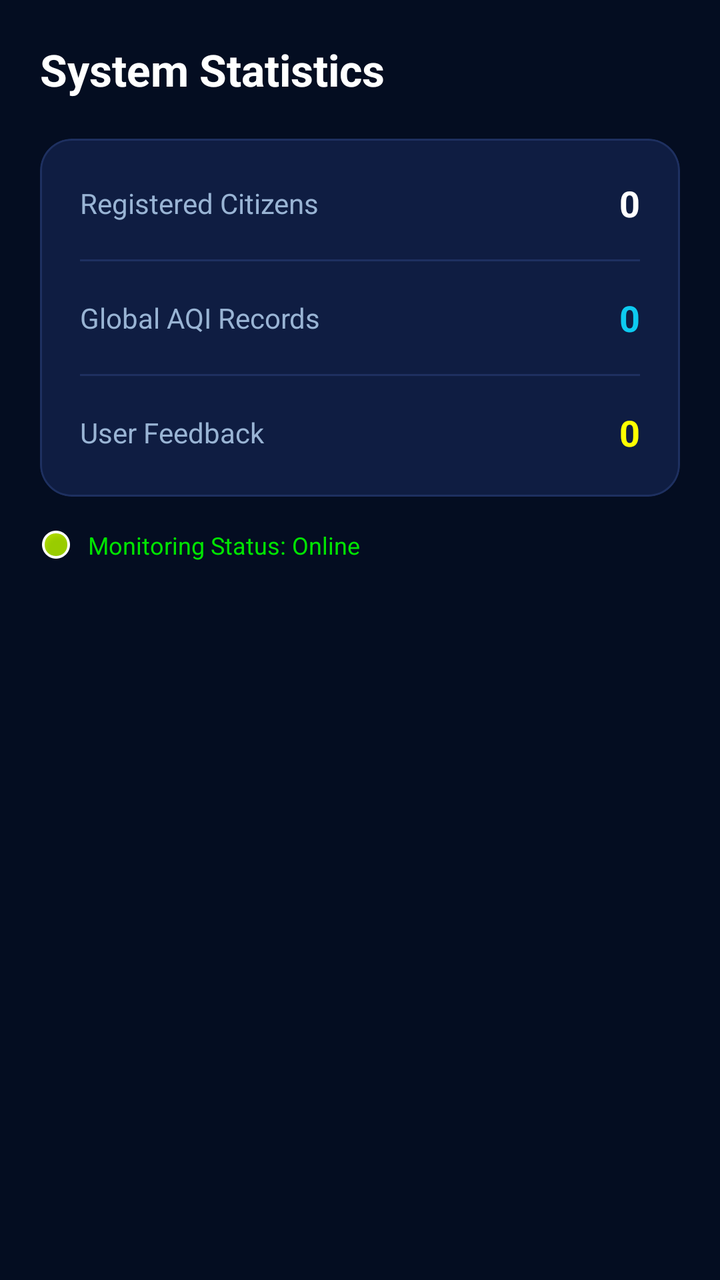
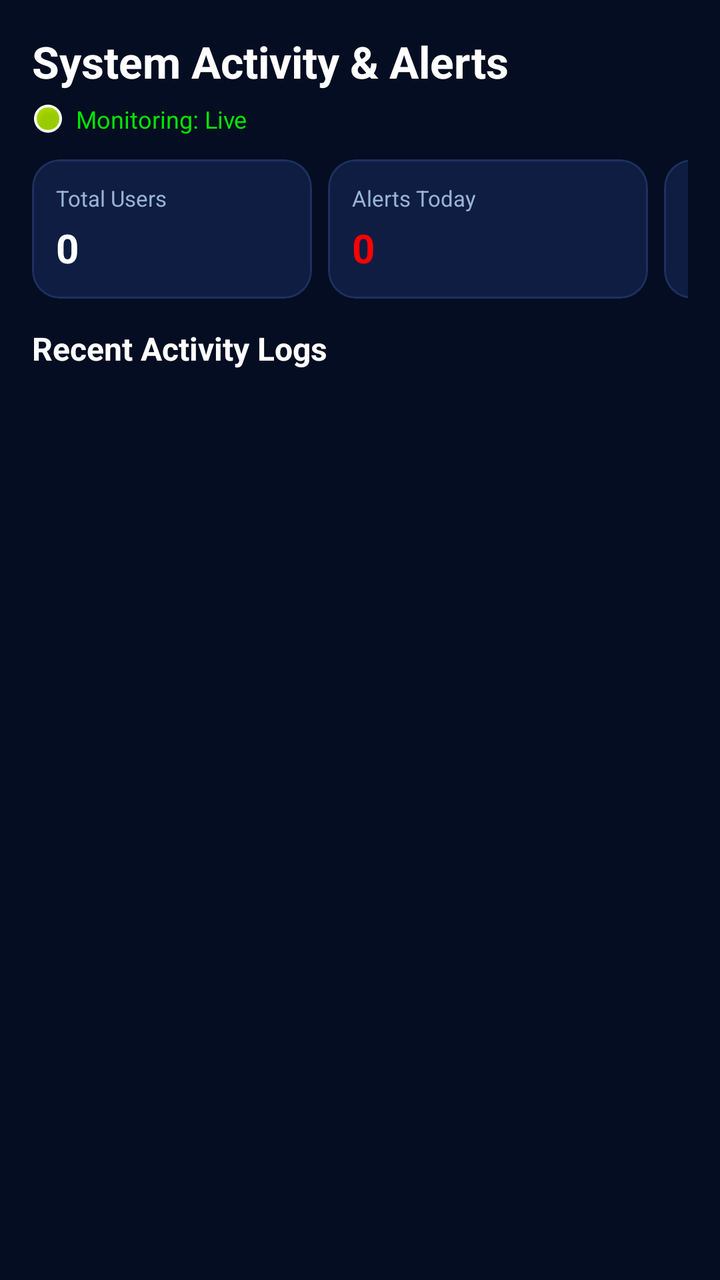

The first picture is an Android layout as it rendered before a commit; the second is the same layout after the commit. The layout source and the unified diff follow.
<!-- AndroidManifest.xml: application theme Theme.AirQuiltyMeter -->
<!-- res/layout/fragment_admin_activity.xml -->
<?xml version="1.0" encoding="utf-8"?>
<LinearLayout
    xmlns:android="http://schemas.android.com/apk/res/android"
    xmlns:app="http://schemas.android.com/apk/res-auto"
    android:layout_width="match_parent"
    android:layout_height="match_parent"
    android:orientation="vertical"
    android:background="@color/color_background"
    android:padding="20dp">

    <TextView
        android:layout_width="wrap_content"
        android:layout_height="wrap_content"
        android:text="System Statistics"
        android:textColor="@color/white"
        android:textSize="22sp"
        android:textStyle="bold"
        android:layout_marginBottom="20dp" />

    <com.google.android.material.card.MaterialCardView
        android:layout_width="match_parent"
        android:layout_height="wrap_content"
        android:layout_marginBottom="16dp"
        app:cardBackgroundColor="@color/color_card"
        app:cardCornerRadius="16dp"
        app:strokeColor="@color/color_card_stroke"
        app:strokeWidth="1dp">
        <LinearLayout android:layout_width="match_parent" android:layout_height="wrap_content"
            android:padding="20dp" android:orientation="vertical">
            
            <LinearLayout android:layout_width="match_parent" android:layout_height="wrap_content"
                android:orientation="horizontal" android:gravity="center_vertical">
                <TextView android:layout_width="0dp" android:layout_height="wrap_content" android:layout_weight="1"
                    android:text="Registered Citizens" android:textColor="@color/color_text_secondary" />
                <TextView android:id="@+id/tv_stat_users" android:layout_width="wrap_content"
                    android:layout_height="wrap_content" android:text="0"
                    android:textColor="@color/white" android:textSize="18sp" android:textStyle="bold" />
            </LinearLayout>

            <View android:layout_width="match_parent" android:layout_height="1dp" 
                android:background="@color/color_card_stroke"
                android:layout_marginTop="16dp" android:layout_marginBottom="16dp" />

            <LinearLayout android:layout_width="match_parent" android:layout_height="wrap_content"
                android:orientation="horizontal" android:gravity="center_vertical">
                <TextView android:layout_width="0dp" android:layout_height="wrap_content" android:layout_weight="1"
                    android:text="Global AQI Records" android:textColor="@color/color_text_secondary" />
                <TextView android:id="@+id/tv_stat_records" android:layout_width="wrap_content"
                    android:layout_height="wrap_content" android:text="0"
                    android:textColor="@color/color_secondary" android:textSize="18sp" android:textStyle="bold" />
            </LinearLayout>

            <View android:layout_width="match_parent" android:layout_height="1dp" 
                android:background="@color/color_card_stroke" android:layout_marginTop="16dp" android:layout_marginBottom="16dp" />

            <LinearLayout android:layout_width="match_parent" android:layout_height="wrap_content"
                android:orientation="horizontal" android:gravity="center_vertical">
                <TextView android:layout_width="0dp" android:layout_height="wrap_content" android:layout_weight="1"
                    android:text="User Feedback" android:textColor="@color/color_text_secondary" />
                <TextView android:id="@+id/tv_stat_feedback" android:layout_width="wrap_content"
                    android:layout_height="wrap_content" android:text="0"
                    android:textColor="@color/aqi_moderate" android:textSize="18sp" android:textStyle="bold" />
            </LinearLayout>

        </LinearLayout>
    </com.google.android.material.card.MaterialCardView>

    <TextView
        android:layout_width="wrap_content"
        android:layout_height="wrap_content"
        android:text="Monitoring Status: Online"
        android:textColor="@color/aqi_good"
        android:textSize="12sp"
        android:drawablePadding="8dp"
        app:drawableStartCompat="@android:drawable/presence_online" />

</LinearLayout>
<!-- resources referenced by this layout -->
<resources>
  <color name="aqi_good">#00E400</color>
  <color name="aqi_moderate">#FFFF00</color>
  <color name="color_background">#040D21</color>
  <color name="color_card">#0F1D42</color>
  <color name="color_card_stroke">#1E3060</color>
  <color name="color_secondary">#0DCAF0</color>
  <color name="color_text_secondary">#99B4D4</color>
  <color name="white">#FFFFFF</color>
  <style name="Theme.AirQuiltyMeter" parent="Base.Theme.AirQuiltyMeter" />
  <style name="Base.Theme.AirQuiltyMeter" parent="Theme.Material3.DayNight.NoActionBar">
          <item name="colorPrimary">@color/color_primary</item>
          <item name="colorPrimaryVariant">@color/color_primary_variant</item>
          <item name="colorOnPrimary">@color/color_on_primary</item>
          <item name="colorSecondary">@color/color_secondary</item>
          <item name="colorSecondaryVariant">@color/color_secondary_variant</item>
          <item name="colorOnSecondary">@color/color_on_secondary</item>
          <item name="android:colorBackground">@color/color_background</item>
          <item name="colorSurface">@color/color_surface</item>
          <item name="colorOnSurface">@color/color_on_surface</item>
          <item name="colorError">@color/color_error</item>
          <item name="colorOnError">@color/color_on_error</item>
          <item name="android:statusBarColor">@color/color_status_bar</item>
          <item name="android:navigationBarColor">@color/color_background</item>
          <item name="android:windowLightStatusBar" tools:targetApi="m">false</item>
          <item name="android:fontFamily">sans-serif</item>
      </style>
  <color name="color_primary">#6C63FF</color>
  <color name="color_primary_variant">#5A54D4</color>
  <color name="color_on_primary">#FFFFFF</color>
  <color name="color_secondary_variant">#00A8CC</color>
  <color name="color_on_secondary">#000000</color>
  <color name="color_surface">#0B1638</color>
  <color name="color_on_surface">#FFFFFF</color>
  <color name="color_error">#FF5252</color>
  <color name="color_on_error">#FFFFFF</color>
  <color name="color_status_bar">#040D21</color>
</resources>

<!-- the commit's change to res/layout/fragment_admin_activity.xml (unified diff, before → after) -->
@@ -4,74 +4,200 @@
     xmlns:app="http://schemas.android.com/apk/res-auto"
     android:layout_width="match_parent"
     android:layout_height="match_parent"
+    android:background="@color/color_background"
     android:orientation="vertical"
-    android:background="@color/color_background"
-    android:padding="20dp">
+    android:padding="16dp">
 
     <TextView
         android:layout_width="wrap_content"
         android:layout_height="wrap_content"
-        android:text="System Statistics"
+        android:text="System Activity &amp; Alerts"
         android:textColor="@color/white"
         android:textSize="22sp"
-        android:textStyle="bold"
-        android:layout_marginBottom="20dp" />
-
-    <com.google.android.material.card.MaterialCardView
+        android:textStyle="bold" />
+
+    <TextView
+        android:id="@+id/tv_monitor_status"
+        android:layout_width="wrap_content"
+        android:layout_height="wrap_content"
+        android:layout_marginTop="6dp"
+        android:text="Monitoring: Live"
+        android:textColor="@color/aqi_good"
+        android:textSize="12sp"
+        app:drawableStartCompat="@android:drawable/presence_online"
+        android:drawablePadding="6dp" />
+
+    <HorizontalScrollView
         android:layout_width="match_parent"
         android:layout_height="wrap_content"
-        android:layout_marginBottom="16dp"
-        app:cardBackgroundColor="@color/color_card"
-        app:cardCornerRadius="16dp"
-        app:strokeColor="@color/color_card_stroke"
-        app:strokeWidth="1dp">
-        <LinearLayout android:layout_width="match_parent" android:layout_height="wrap_content"
-            android:padding="20dp" android:orientation="vertical">
-            
-            <LinearLayout android:layout_width="match_parent" android:layout_height="wrap_content"
-                android:orientation="horizontal" android:gravity="center_vertical">
-                <TextView android:layout_width="0dp" android:layout_height="wrap_content" android:layout_weight="1"
-                    android:text="Registered Citizens" android:textColor="@color/color_text_secondary" />
-                <TextView android:id="@+id/tv_stat_users" android:layout_width="wrap_content"
-                    android:layout_height="wrap_content" android:text="0"
-                    android:textColor="@color/white" android:textSize="18sp" android:textStyle="bold" />
-            </LinearLayout>
-
-            <View android:layout_width="match_parent" android:layout_height="1dp" 
-                android:background="@color/color_card_stroke"
-                android:layout_marginTop="16dp" android:layout_marginBottom="16dp" />
-
-            <LinearLayout android:layout_width="match_parent" android:layout_height="wrap_content"
-                android:orientation="horizontal" android:gravity="center_vertical">
-                <TextView android:layout_width="0dp" android:layout_height="wrap_content" android:layout_weight="1"
-                    android:text="Global AQI Records" android:textColor="@color/color_text_secondary" />
-                <TextView android:id="@+id/tv_stat_records" android:layout_width="wrap_content"
-                    android:layout_height="wrap_content" android:text="0"
-                    android:textColor="@color/color_secondary" android:textSize="18sp" android:textStyle="bold" />
-            </LinearLayout>
-
-            <View android:layout_width="match_parent" android:layout_height="1dp" 
-                android:background="@color/color_card_stroke" android:layout_marginTop="16dp" android:layout_marginBottom="16dp" />
-
-            <LinearLayout android:layout_width="match_parent" android:layout_height="wrap_content"
-                android:orientation="horizontal" android:gravity="center_vertical">
-                <TextView android:layout_width="0dp" android:layout_height="wrap_content" android:layout_weight="1"
-                    android:text="User Feedback" android:textColor="@color/color_text_secondary" />
-                <TextView android:id="@+id/tv_stat_feedback" android:layout_width="wrap_content"
-                    android:layout_height="wrap_content" android:text="0"
-                    android:textColor="@color/aqi_moderate" android:textSize="18sp" android:textStyle="bold" />
-            </LinearLayout>
+        android:layout_marginTop="12dp"
+        android:scrollbars="none">
+
+        <LinearLayout
+            android:layout_width="wrap_content"
+            android:layout_height="wrap_content"
+            android:orientation="horizontal">
+
+            <com.google.android.material.card.MaterialCardView
+                android:layout_width="140dp"
+                android:layout_height="wrap_content"
+                android:layout_marginEnd="8dp"
+                app:cardBackgroundColor="@color/color_card"
+                app:cardCornerRadius="14dp"
+                app:strokeColor="@color/color_card_stroke"
+                app:strokeWidth="1dp">
+                <LinearLayout
+                    android:layout_width="match_parent"
+                    android:layout_height="wrap_content"
+                    android:orientation="vertical"
+                    android:padding="12dp">
+                    <TextView
+                        android:layout_width="wrap_content"
+                        android:layout_height="wrap_content"
+                        android:text="Total Users"
+                        android:textColor="@color/color_text_secondary"
+                        android:textSize="11sp" />
+                    <TextView
+                        android:id="@+id/tv_stat_users"
+                        android:layout_width="wrap_content"
+                        android:layout_height="wrap_content"
+                        android:layout_marginTop="4dp"
+                        android:text="0"
+                        android:textColor="@color/white"
+                        android:textSize="20sp"
+                        android:textStyle="bold" />
+                </LinearLayout>
+            </com.google.android.material.card.MaterialCardView>
+
+            <com.google.android.material.card.MaterialCardView
+                android:layout_width="160dp"
+                android:layout_height="wrap_content"
+                android:layout_marginEnd="8dp"
+                app:cardBackgroundColor="@color/color_card"
+                app:cardCornerRadius="14dp"
+                app:strokeColor="@color/color_card_stroke"
+                app:strokeWidth="1dp">
+                <LinearLayout
+                    android:layout_width="match_parent"
+                    android:layout_height="wrap_content"
+                    android:orientation="vertical"
+                    android:padding="12dp">
+                    <TextView
+                        android:layout_width="wrap_content"
+                        android:layout_height="wrap_content"
+                        android:text="Alerts Today"
+                        android:textColor="@color/color_text_secondary"
+                        android:textSize="11sp" />
+                    <TextView
+                        android:id="@+id/tv_stat_alerts_today"
+                        android:layout_width="wrap_content"
+                        android:layout_height="wrap_content"
+                        android:layout_marginTop="4dp"
+                        android:text="0"
+                        android:textColor="@color/aqi_unhealthy"
+                        android:textSize="20sp"
+                        android:textStyle="bold" />
+                </LinearLayout>
+            </com.google.android.material.card.MaterialCardView>
+
+            <com.google.android.material.card.MaterialCardView
+                android:layout_width="180dp"
+                android:layout_height="wrap_content"
+                android:layout_marginEnd="8dp"
+                app:cardBackgroundColor="@color/color_card"
+                app:cardCornerRadius="14dp"
+                app:strokeColor="@color/color_card_stroke"
+                app:strokeWidth="1dp">
+                <LinearLayout
+                    android:layout_width="match_parent"
+                    android:layout_height="wrap_content"
+                    android:orientation="vertical"
+                    android:padding="12dp">
+                    <TextView
+                        android:layout_width="wrap_content"
+                        android:layout_height="wrap_content"
+                        android:text="Manual Submissions Today"
+                        android:textColor="@color/color_text_secondary"
+                        android:textSize="11sp" />
+                    <TextView
+                        android:id="@+id/tv_stat_manual_today"
+                        android:layout_width="wrap_content"
+                        android:layout_height="wrap_content"
+                        android:layout_marginTop="4dp"
+                        android:text="0"
+                        android:textColor="@color/color_secondary"
+                        android:textSize="20sp"
+                        android:textStyle="bold" />
+                </LinearLayout>
+            </com.google.android.material.card.MaterialCardView>
+
+            <com.google.android.material.card.MaterialCardView
+                android:layout_width="150dp"
+                android:layout_height="wrap_content"
+                app:cardBackgroundColor="@color/color_card"
+                app:cardCornerRadius="14dp"
+                app:strokeColor="@color/color_card_stroke"
+                app:strokeWidth="1dp">
+                <LinearLayout
+                    android:layout_width="match_parent"
+                    android:layout_height="wrap_content"
+                    android:orientation="vertical"
+                    android:padding="12dp">
+                    <TextView
+                        android:layout_width="wrap_content"
+                        android:layout_height="wrap_content"
+                        android:text="Logins Today"
+                        android:textColor="@color/color_text_secondary"
+                        android:textSize="11sp" />
+                    <TextView
+                        android:id="@+id/tv_stat_logins_today"
+                        android:layout_width="wrap_content"
+                        android:layout_height="wrap_content"
+                        android:layout_marginTop="4dp"
+                        android:text="0"
+                        android:textColor="@color/aqi_good"
+                        android:textSize="20sp"
+                        android:textStyle="bold" />
+                </LinearLayout>
+            </com.google.android.material.card.MaterialCardView>
 
         </LinearLayout>
-    </com.google.android.material.card.MaterialCardView>
+    </HorizontalScrollView>
 
     <TextView
         android:layout_width="wrap_content"
         android:layout_height="wrap_content"
-        android:text="Monitoring Status: Online"
-        android:textColor="@color/aqi_good"
-        android:textSize="12sp"
-        android:drawablePadding="8dp"
-        app:drawableStartCompat="@android:drawable/presence_online" />
+        android:layout_marginTop="14dp"
+        android:text="Recent Activity Logs"
+        android:textColor="@color/white"
+        android:textSize="16sp"
+        android:textStyle="bold" />
+
+    <androidx.recyclerview.widget.RecyclerView
+        android:id="@+id/rv_activity_logs"
+        android:layout_width="match_parent"
+        android:layout_height="0dp"
+        android:layout_weight="1"
+        android:layout_marginTop="8dp"
+        android:clipToPadding="false"
+        android:overScrollMode="never"
+        android:paddingBottom="12dp" />
+
+    <LinearLayout
+        android:id="@+id/layout_empty_logs"
+        android:layout_width="match_parent"
+        android:layout_height="0dp"
+        android:layout_weight="1"
+        android:gravity="center"
+        android:orientation="vertical"
+        android:visibility="gone">
+
+        <TextView
+            android:layout_width="wrap_content"
+            android:layout_height="wrap_content"
+            android:text="No activity yet"
+            android:textColor="@color/color_text_secondary"
+            android:textSize="14sp" />
+    </LinearLayout>
 
 </LinearLayout>
<!-- resource entries referenced after the edit -->
@@ -1,7 +1,7 @@
 <!-- resources referenced by this layout -->
 <resources>
   <color name="aqi_good">#00E400</color>
-  <color name="aqi_moderate">#FFFF00</color>
+  <color name="aqi_unhealthy">#FF0000</color>
   <color name="color_background">#040D21</color>
   <color name="color_card">#0F1D42</color>
   <color name="color_card_stroke">#1E3060</color>
